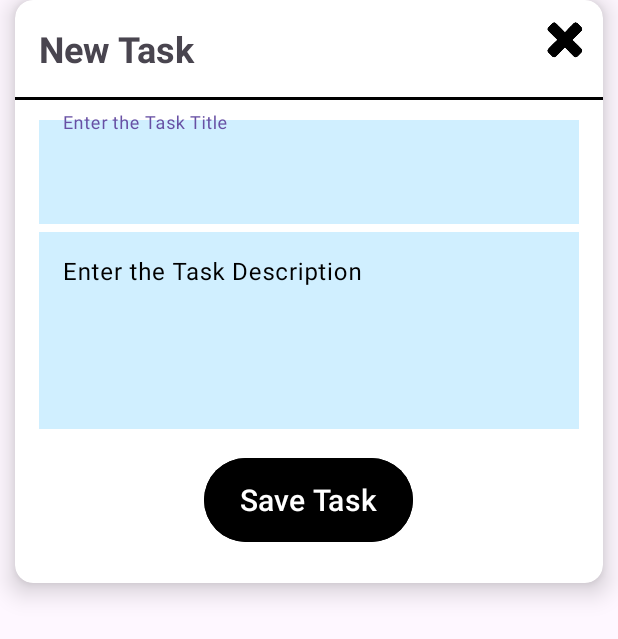
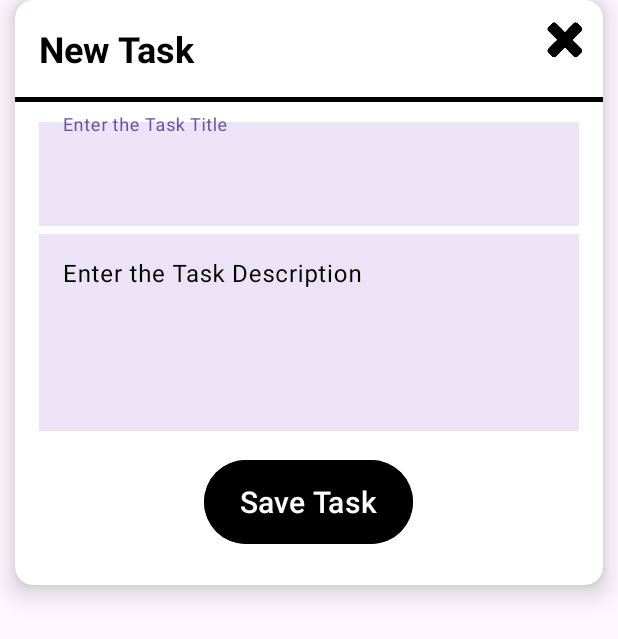
Before and after one commit to imasha63/ReminMe, an Android app: the layout add_task_layout.xml on its own in the app's theme, with its tools: preview values and no code run, on a phone screen of 412 x 824 dp. Shown: the top 639 px of the screen. Run offline under Robolectric (Android 15) with nearby library versions, the phone set to English and light mode, and no system bars.

Commit message:
some updates of code

```diff
--- a/app/src/main/java/com/example/tasktrackr/GameActivity.kt
+++ b/app/src/main/java/com/example/tasktrackr/GameActivity.kt
@@ -230,4 +230,7 @@ class GameActivity : AppCompatActivity() {
             }
         }
     }
+
+
+
 }
--- a/app/src/main/res/layout/activity_main.xml
+++ b/app/src/main/res/layout/activity_main.xml
@@ -52,7 +52,7 @@
         android:layout_width="146dp"
         android:layout_height="60dp"
         android:layout_marginBottom="88dp"
-        android:backgroundTint="@color/backColor"
+        android:backgroundTint="@color/backcolor"
         android:text="@string/sBtn"
         android:textColorLink="@color/backColor"
 
--- a/app/src/main/res/layout/add_task_layout.xml
+++ b/app/src/main/res/layout/add_task_layout.xml
@@ -16,25 +16,32 @@
             android:id="@+id/titleNew"
             android:layout_width="wrap_content"
             android:layout_height="wrap_content"
-            android:layout_margin="16dp"
+            android:layout_marginStart="16dp"
+            android:layout_marginTop="16dp"
+            android:layout_marginEnd="16dp"
+            android:layout_marginBottom="16dp"
             android:text="@string/newT"
-            android:textStyle="bold"
-            android:textSize="24sp"/>
+            android:textColor="@color/black"
+            android:textSize="24sp"
+            android:textStyle="bold" />
 
         <ImageView
             android:id="@+id/closeIcon"
             android:layout_width="35dp"
             android:layout_height="35dp"
-            android:layout_margin="8dp"
             android:layout_alignParentEnd="true"
-            android:src="@drawable/closeicon"/>
+            android:layout_marginStart="8dp"
+            android:layout_marginTop="8dp"
+            android:layout_marginEnd="8dp"
+            android:layout_marginBottom="8dp"
+            android:src="@drawable/closeicon" />
 
         <View
             android:id="@+id/viewLine"
             android:layout_width="match_parent"
-            android:layout_height="2dp"
+            android:layout_height="3dp"
             android:layout_below="@+id/titleNew"
-            android:background="@color/black"/>
+            android:background="@color/black" />
 
         <LinearLayout
             android:layout_width="match_parent"
--- a/app/src/main/res/values/colors.xml
+++ b/app/src/main/res/values/colors.xml
@@ -4,5 +4,5 @@
     <color name="white">#FFFFFFFF</color>
     <color name="backcolor">#C9B0E8</color>
     <color name="backColor">#68E4EB</color>
-    <color name="editColor">#d0efff</color>
+    <color name="editColor">#ECE3F6</color>
 </resources>
```
Also changed, not shown: app/src/main/res/layout/update_task_layout.xml (+8 -4 lines).
